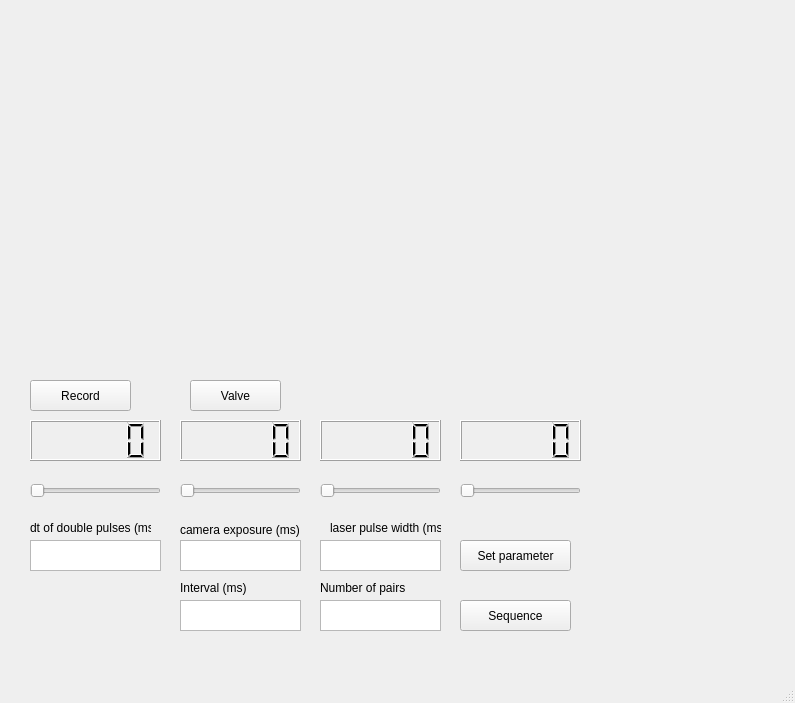
This is gui_main_katashima.ui in hshintaku/git_electroporation as Qt 5 draws it before an edit. The edited form follows.
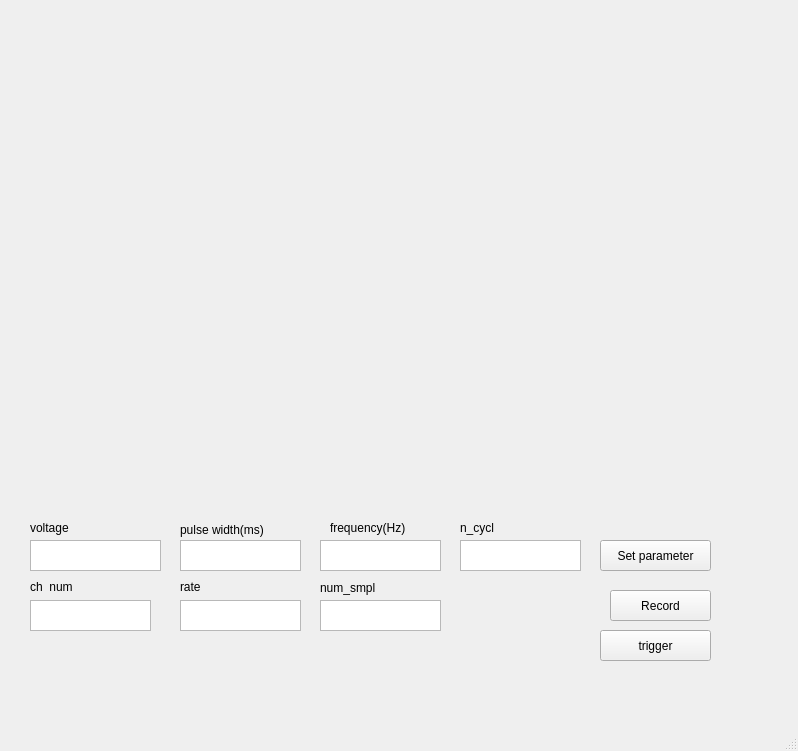
This is the edited form.

Patch:
```diff
--- a/gui_main_katashima.ui
+++ b/gui_main_katashima.ui
@@ -6,8 +6,8 @@
    <rect>
     <x>0</x>
     <y>0</y>
-    <width>795</width>
-    <height>703</height>
+    <width>798</width>
+    <height>751</height>
    </rect>
   </property>
   <property name="windowTitle">
@@ -17,8 +17,8 @@
    <widget class="QPushButton" name="pushButton">
     <property name="geometry">
      <rect>
-      <x>30</x>
-      <y>380</y>
+      <x>610</x>
+      <y>590</y>
       <width>101</width>
       <height>31</height>
      </rect>
@@ -27,111 +27,6 @@
      <string>Record</string>
     </property>
    </widget>
-   <widget class="QLCDNumber" name="lcdNumber">
-    <property name="geometry">
-     <rect>
-      <x>30</x>
-      <y>420</y>
-      <width>131</width>
-      <height>41</height>
-     </rect>
-    </property>
-   </widget>
-   <widget class="QLCDNumber" name="lcdNumber_2">
-    <property name="geometry">
-     <rect>
-      <x>180</x>
-      <y>420</y>
-      <width>121</width>
-      <height>41</height>
-     </rect>
-    </property>
-   </widget>
-   <widget class="QLCDNumber" name="lcdNumber_3">
-    <property name="geometry">
-     <rect>
-      <x>320</x>
-      <y>420</y>
-      <width>121</width>
-      <height>41</height>
-     </rect>
-    </property>
-   </widget>
-   <widget class="QLCDNumber" name="lcdNumber_4">
-    <property name="geometry">
-     <rect>
-      <x>460</x>
-      <y>420</y>
-      <width>121</width>
-      <height>41</height>
-     </rect>
-    </property>
-   </widget>
-   <widget class="QPushButton" name="pushButton_2">
-    <property name="geometry">
-     <rect>
-      <x>190</x>
-      <y>380</y>
-      <width>91</width>
-      <height>31</height>
-     </rect>
-    </property>
-    <property name="text">
-     <string>Valve</string>
-    </property>
-   </widget>
-   <widget class="QSlider" name="horizontalSlider_1">
-    <property name="geometry">
-     <rect>
-      <x>30</x>
-      <y>480</y>
-      <width>131</width>
-      <height>22</height>
-     </rect>
-    </property>
-    <property name="orientation">
-     <enum>Qt::Horizontal</enum>
-    </property>
-   </widget>
-   <widget class="QSlider" name="horizontalSlider_2">
-    <property name="geometry">
-     <rect>
-      <x>180</x>
-      <y>480</y>
-      <width>121</width>
-      <height>22</height>
-     </rect>
-    </property>
-    <property name="orientation">
-     <enum>Qt::Horizontal</enum>
-    </property>
-   </widget>
-   <widget class="QSlider" name="horizontalSlider_3">
-    <property name="geometry">
-     <rect>
-      <x>320</x>
-      <y>480</y>
-      <width>121</width>
-      <height>22</height>
-     </rect>
-    </property>
-    <property name="orientation">
-     <enum>Qt::Horizontal</enum>
-    </property>
-   </widget>
-   <widget class="QSlider" name="horizontalSlider_4">
-    <property name="geometry">
-     <rect>
-      <x>460</x>
-      <y>480</y>
-      <width>121</width>
-      <height>22</height>
-     </rect>
-    </property>
-    <property name="orientation">
-     <enum>Qt::Horizontal</enum>
-    </property>
-   </widget>
    <widget class="QPlainTextEdit" name="plainTextEdit_1">
     <property name="geometry">
      <rect>
@@ -172,7 +67,7 @@
      </rect>
     </property>
     <property name="text">
-     <string>dt of double pulses (ms)</string>
+     <string>voltage</string>
     </property>
    </widget>
    <widget class="QLabel" name="label_2">
@@ -185,7 +80,7 @@
      </rect>
     </property>
     <property name="text">
-     <string>camera exposure (ms)</string>
+     <string>pulse width(ms)</string>
     </property>
    </widget>
    <widget class="QLabel" name="label_3">
@@ -198,13 +93,13 @@
      </rect>
     </property>
     <property name="text">
-     <string>laser pulse width (ms)</string>
+     <string>frequency(Hz)</string>
     </property>
    </widget>
    <widget class="QPushButton" name="pushButton_4">
     <property name="geometry">
      <rect>
-      <x>460</x>
+      <x>600</x>
       <y>540</y>
       <width>111</width>
       <height>31</height>
@@ -217,8 +112,8 @@
    <widget class="QPlainTextEdit" name="plainTextEdit">
     <property name="geometry">
      <rect>
-      <x>180</x>
-      <y>600</y>
+      <x>460</x>
+      <y>540</y>
       <width>121</width>
       <height>31</height>
      </rect>
@@ -227,7 +122,7 @@
    <widget class="QPlainTextEdit" name="plainTextEdit_4">
     <property name="geometry">
      <rect>
-      <x>320</x>
+      <x>30</x>
       <y>600</y>
       <width>121</width>
       <height>31</height>
@@ -237,27 +132,27 @@
    <widget class="QPushButton" name="pushButton_5">
     <property name="geometry">
      <rect>
-      <x>460</x>
-      <y>600</y>
+      <x>600</x>
+      <y>630</y>
       <width>111</width>
       <height>31</height>
      </rect>
     </property>
     <property name="text">
-     <string>Sequence</string>
+     <string>trigger</string>
     </property>
    </widget>
    <widget class="QLabel" name="label_4">
     <property name="geometry">
      <rect>
-      <x>180</x>
-      <y>580</y>
+      <x>460</x>
+      <y>520</y>
       <width>71</width>
       <height>16</height>
      </rect>
     </property>
     <property name="text">
-     <string>Interval (ms)</string>
+     <string>n_cycl</string>
     </property>
    </widget>
    <widget class="QLabel" name="label_5">
@@ -270,7 +165,53 @@
      </rect>
     </property>
     <property name="text">
-     <string>Number of pairs</string>
+     <string>num_smpl</string>
+    </property>
+   </widget>
+   <widget class="QPlainTextEdit" name="plainTextEdit_5">
+    <property name="geometry">
+     <rect>
+      <x>180</x>
+      <y>600</y>
+      <width>121</width>
+      <height>31</height>
+     </rect>
+    </property>
+   </widget>
+   <widget class="QLabel" name="label_6">
+    <property name="geometry">
+     <rect>
+      <x>30</x>
+      <y>580</y>
+      <width>47</width>
+      <height>13</height>
+     </rect>
+    </property>
+    <property name="text">
+     <string>ch_num</string>
+    </property>
+   </widget>
+   <widget class="QLabel" name="label_7">
+    <property name="geometry">
+     <rect>
+      <x>180</x>
+      <y>580</y>
+      <width>47</width>
+      <height>13</height>
+     </rect>
+    </property>
+    <property name="text">
+     <string>rate</string>
+    </property>
+   </widget>
+   <widget class="QPlainTextEdit" name="plainTextEdit_6">
+    <property name="geometry">
+     <rect>
+      <x>320</x>
+      <y>600</y>
+      <width>121</width>
+      <height>31</height>
+     </rect>
     </property>
    </widget>
   </widget>
```
Left out of the diff: 84 changed lines with no effect on the pictures.
